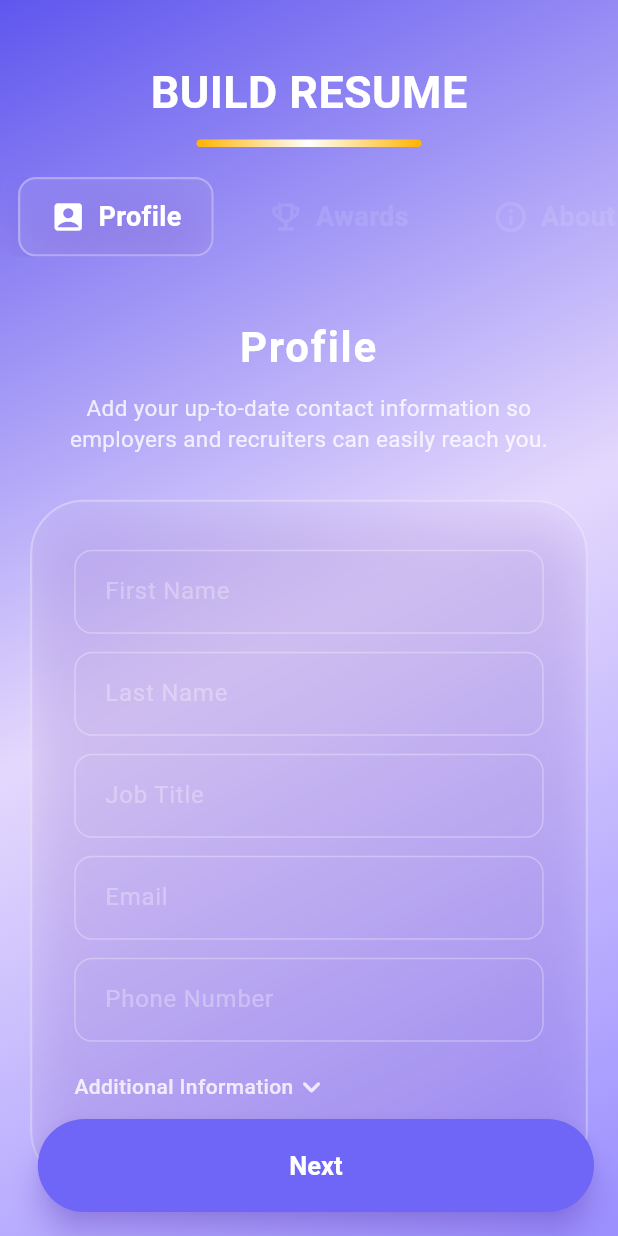
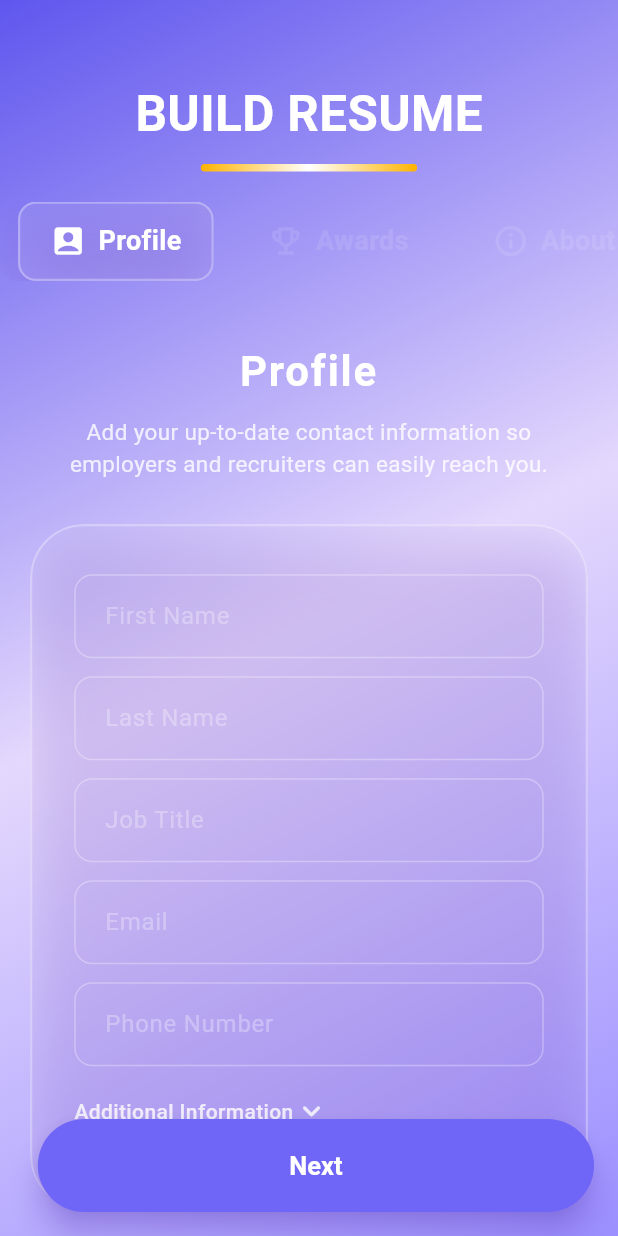
Before and after one commit to Neel-206/resume_builder, a Flutter app: the screen it shows after launch, after a tap on "Create New Resume", on a phone screen of 412 x 824 dp. Run offline on Flutter 3.47's test engine with Material 3 defaults, Android fonts, the phone set to English and light mode, and no system bars; our stand-ins replace dropdown_button2, google_fonts, printing, share_plus, sqflite, sqflite_common_ffi; missing offline and left inert: flutter_pdfview, pdf_thumbnail, syncfusion_flutter_pdf; accounts and stored records are empty.

Commit message:
update code add some functionality like a navigaton in other page,bug solving etc..

```diff
--- a/lib/models/resume_model.dart
+++ b/lib/models/resume_model.dart
@@ -1,6 +1,3 @@
-// Note: The name 'Reference' is a reserved keyword in Dart, so the class for
-// the 'app_references' table is named 'AppReference'.
-
 /// Model for the 'profile' table.
 class Profile {
   int? id;
--- a/lib/pages/create_resume.dart
+++ b/lib/pages/create_resume.dart
@@ -43,42 +43,85 @@ class _CreateResumeState extends State<CreateResume> {
 
   void _checkFilledPages() async {
     // Check each page's data and unlock if filled
-    final profile = await dbHelper.queryAllRows(DatabaseHelper.tableProfile, where: 'resumeId = ?', whereArgs: [_resumeId]);
-    final awards = await dbHelper.queryAllRows(DatabaseHelper.tableAwards, where: 'resumeId = ?', whereArgs: [_resumeId]);
-    final about = await dbHelper.queryAllRows(DatabaseHelper.tableAbout, where: 'resumeId = ?', whereArgs: [_resumeId]);
-    final education = await dbHelper.queryAllRows(DatabaseHelper.tableEducation, where: 'resumeId = ?', whereArgs: [_resumeId]);
-    final hobbies = await dbHelper.queryAllRows(DatabaseHelper.tableHobbies, where: 'resumeId = ?', whereArgs: [_resumeId]);
-    final languages = await dbHelper.queryAllRows(DatabaseHelper.tableLanguages, where: 'resumeId = ?', whereArgs: [_resumeId]);
-    final projects = await dbHelper.queryAllRows(DatabaseHelper.tableProjects, where: 'resumeId = ?', whereArgs: [_resumeId]);
-    final references = await dbHelper.queryAllRows(DatabaseHelper.tableAppReferences, where: 'resumeId = ?', whereArgs: [_resumeId]);
-    final experience = await dbHelper.queryAllRows(DatabaseHelper.tableExperience, where: 'resumeId = ?', whereArgs: [_resumeId]);
-    final skills = await dbHelper.queryAllRows(DatabaseHelper.tableSkills, where: 'resumeId = ?', whereArgs: [_resumeId]);
+    final profile = await dbHelper.queryAllRows(
+      DatabaseHelper.tableProfile,
+      where: 'resumeId = ?',
+      whereArgs: [_resumeId],
+    );
+    final awards = await dbHelper.queryAllRows(
+      DatabaseHelper.tableAwards,
+      where: 'resumeId = ?',
+      whereArgs: [_resumeId],
+    );
+    final about = await dbHelper.queryAllRows(
+      DatabaseHelper.tableAbout,
+      where: 'resumeId = ?',
+      whereArgs: [_resumeId],
+    );
+    final education = await dbHelper.queryAllRows(
+      DatabaseHelper.tableEducation,
+      where: 'resumeId = ?',
+      whereArgs: [_resumeId],
+    );
+    final hobbies = await dbHelper.queryAllRows(
+      DatabaseHelper.tableHobbies,
+      where: 'resumeId = ?',
+      whereArgs: [_resumeId],
+    );
+    final languages = await dbHelper.queryAllRows(
+      DatabaseHelper.tableLanguages,
+      where: 'resumeId = ?',
+      whereArgs: [_resumeId],
+    );
+    final projects = await dbHelper.queryAllRows(
+      DatabaseHelper.tableProjects,
+      where: 'resumeId = ?',
+      whereArgs: [_resumeId],
+    );
+    final references = await dbHelper.queryAllRows(
+      DatabaseHelper.tableAppReferences,
+      where: 'resumeId = ?',
+      whereArgs: [_resumeId],
+    );
+    final experience = await dbHelper.queryAllRows(
+      DatabaseHelper.tableExperience,
+      where: 'resumeId = ?',
+      whereArgs: [_resumeId],
+    );
+    // final skills = await dbHelper.queryAllRows(
+    //   DatabaseHelper.tableSkills,
+    //   where: 'resumeId = ?',
+    //   whereArgs: [_resumeId],
+    // );
 
     // Update func.index based on filled pages
     if (profile.isNotEmpty) {
-      func.unlockpage(0);  // Profile
-      func.unlockpage(1);  // Always unlock Awards (optional)
+      func.unlockpage(0); // Profile
+      func.unlockpage(1); // Always unlock Awards (optional)
     }
     if (about.isNotEmpty) {
-      func.unlockpage(2);    // About
-      func.unlockpage(3);    // Education
+      func.unlockpage(2); // About
+      func.unlockpage(3); // Education
     }
     if (education.isNotEmpty) {
-      func.unlockpage(4);    // Hobbies
+      func.unlockpage(4); // Hobbies
     }
     if (hobbies.isNotEmpty) {
-      func.unlockpage(5);    // Languages
-      func.unlockpage(6);    // Always unlock Projects (optional)
+      func.unlockpage(5); // Languages
+      func.unlockpage(6); // Always unlock Projects (optional)
     }
     if (languages.isNotEmpty) {
-      func.unlockpage(7);    // Always unlock References (optional)
-      func.unlockpage(8);    // Always unlock Experience (optional)
+      func.unlockpage(7); // Always unlock References (optional)
+      func.unlockpage(8); // Always unlock Experience (optional)
     }
 
     // These are the required pages that need to be filled
-    if (profile.isNotEmpty && about.isNotEmpty && education.isNotEmpty &&
-        hobbies.isNotEmpty && languages.isNotEmpty) {
-      func.unlockpage(9);    // Skills
+    if (profile.isNotEmpty &&
+        about.isNotEmpty &&
+        education.isNotEmpty &&
+        hobbies.isNotEmpty &&
+        languages.isNotEmpty) {
+      func.unlockpage(9); // Skills
     }
 
     // Also unlock if any optional pages are filled
@@ -137,6 +180,8 @@ class _CreateResumeState extends State<CreateResume> {
 
   @override
   Widget build(BuildContext context) {
+    final screenWidth = MediaQuery.of(context).size.width;
+    final screenHeight = MediaQuery.of(context).size.height;
     return Scaffold(
       body: Container(
         decoration: const BoxDecoration(
@@ -146,20 +191,22 @@ class _CreateResumeState extends State<CreateResume> {
             end: Alignment.bottomRight,
           ),
         ),
+        child: Padding(
+          padding: EdgeInsets.only(top: screenHeight * 0.015),
           child: Column(
             children: [
               const SizedBox(height: 40),
-            const Text(
+              Text(
                 'BUILD RESUME',
                 style: TextStyle(
                   color: Colors.white,
-                fontSize: 30,
+                  fontSize: screenWidth * 0.08,
                   fontWeight: FontWeight.bold,
                 ),
               ),
               const SizedBox(height: 10),
               Container(
-              width: 150,
+                width: screenWidth * 0.35,
                 height: 5,
                 decoration: BoxDecoration(
                   gradient: const LinearGradient(
@@ -183,14 +230,22 @@ class _CreateResumeState extends State<CreateResume> {
                       children: [
                         Icon(
                           tabs[i].icon,
-                        color: func.index >= i ? selected ? Colors.white : Colors.white70 : Colors.white10,
+                          color: func.index >= i
+                              ? selected
+                                    ? Colors.white
+                                    : Colors.white70
+                              : Colors.white10,
                           size: 24,
                         ),
                         const SizedBox(width: 8),
                         Text(
                           tabs[i].label,
                           style: TextStyle(
-                          color: func.index >= i ? selected ? Colors.white : Colors.white70 : Colors.white10,
+                            color: func.index >= i
+                                ? selected
+                                      ? Colors.white
+                                      : Colors.white70
+                                : Colors.white10,
                             fontWeight: FontWeight.w600,
                             fontSize: 18,
                           ),
@@ -246,7 +301,8 @@ class _CreateResumeState extends State<CreateResume> {
                     }
                     return GestureDetector(
                       key: tabKeys[i],
-                    onTap: func.index >= i ?  () {
+                      onTap: func.index >= i
+                          ? () {
                               setState(() => currentStep = i);
                               animateToTab(i);
                               if (currentStep == 1) {
@@ -258,7 +314,8 @@ class _CreateResumeState extends State<CreateResume> {
                                   curve: Curves.easeInOut,
                                 );
                               }
-                    } : null,
+                            }
+                          : null,
                       child: tabContent,
                     );
                   }),
@@ -273,26 +330,39 @@ class _CreateResumeState extends State<CreateResume> {
                     // Negative velocity -> user swiped left (forward)
                     if (velocity < 0) {
                       final target = currentStep + 1;
-                    final isAwardsPage = currentStep == 1;      // Index 1 is Awards page
-                    final isProjectsPage = currentStep == 6;    // Index 6 is Projects page
-                    final isReferencesPage = currentStep == 7;  // Index 7 is References page
-                    final isExperiencePage = currentStep == 8;  // Index 8 is Experience page
-                    final isOptionalPage = isAwardsPage || isProjectsPage || isReferencesPage || isExperiencePage;
+                      final isAwardsPage =
+                          currentStep == 1; // Index 1 is Awards page
+                      final isProjectsPage =
+                          currentStep == 6; // Index 6 is Projects page
+                      final isReferencesPage =
+                          currentStep == 7; // Index 7 is References page
+                      final isExperiencePage =
+                          currentStep == 8; // Index 8 is Experience page
+                      final isOptionalPage =
+                          isAwardsPage ||
+                          isProjectsPage ||
+                          isReferencesPage ||
+                          isExperiencePage;
 
-                    if (target < tabs.length && (func.index >= target || isOptionalPage)) {
+                      if (target < tabs.length &&
+                          (func.index >= target || isOptionalPage)) {
                         pageController.nextPage(
                           duration: const Duration(milliseconds: 300),
                           curve: Curves.easeInOut,
                         );
                         // If skipping optional pages, unlock the next page
                         if (isOptionalPage && func.index < target) {
-                        func.unlockpage(currentStep); // This will unlock the next page
+                          func.unlockpage(
+                            currentStep,
+                          ); // This will unlock the next page
                           func.unlockpage(target); // Also unlock the next page
                         }
                       } else {
                         ScaffoldMessenger.of(context).showSnackBar(
                           const SnackBar(
-                          content: Text('Please complete the current section before proceeding'),
+                            content: Text(
+                              'Please complete the current section before proceeding',
+                            ),
                           ),
                         );
                       }
@@ -411,6 +481,7 @@ class _CreateResumeState extends State<CreateResume> {
             ],
           ),
         ),
+      ),
     );
   }
 }
--- a/lib/services/func.dart
+++ b/lib/services/func.dart
@@ -18,7 +18,7 @@ class func {
       return true;
     }
     else if (pageindex == index + 1) {
-      // This is for when we're unlocking pages during app start
+      // This is for when we are unlocking pages during app start
       index = pageindex + 1;
       log("page unlocked to $index");
       return true;
```
Also changed, not shown: lib/pages/pdf_preview_page.dart (+30 -18 lines), lib/pages/show_resume_new.dart (+15 -15 lines), lib/services/database_helper.dart (+7 -8 lines). Lines whose indentation alone changed are shown as unchanged.
